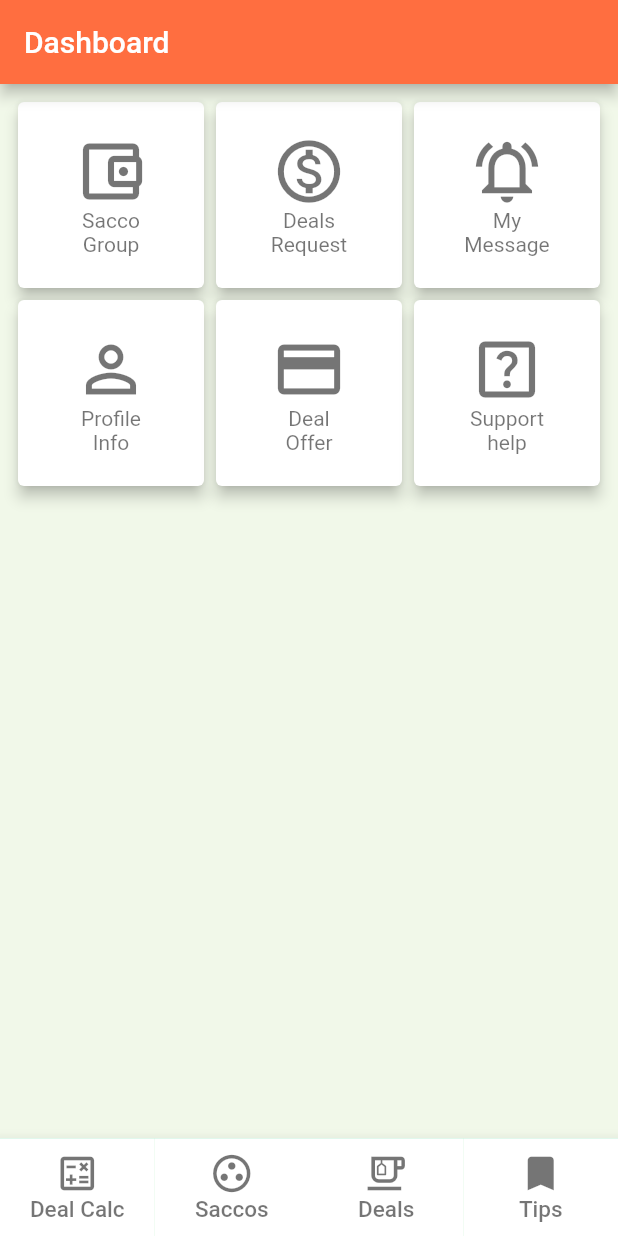
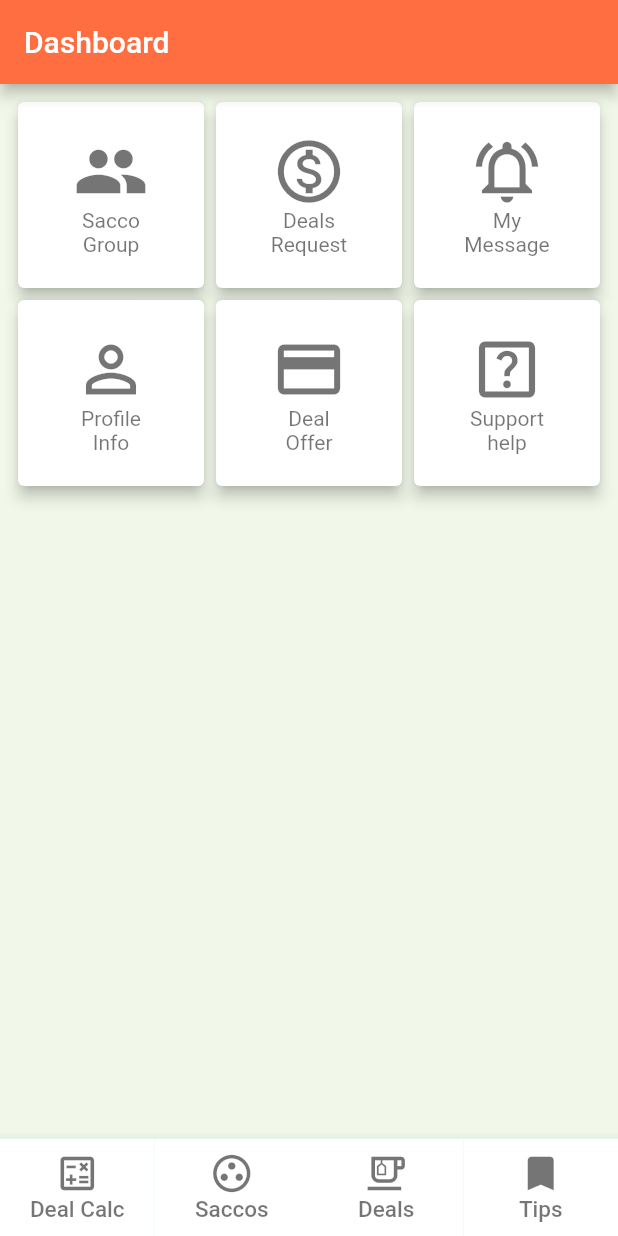
Before and after one commit to simonpojok/ideal, a Flutter app: the screen it shows after launch, on a phone screen of 412 x 824 dp. Run offline on Flutter 3.47's test engine with Material 2 defaults, Android fonts, the phone set to English and light mode, and no system bars; our stand-ins replace firebase_auth, firebase_core, flutter_rating_bar; accounts and stored records are empty.

Commit message:
designing the home page

```diff
--- a/lib/src/screens/dashboard/DashboardScreen.dart
+++ b/lib/src/screens/dashboard/DashboardScreen.dart
@@ -22,7 +22,7 @@ class _DashboardScreenState extends State<DashboardScreen> {
             crossAxisCount: 3,
             children: [
               FeatureCard(
-                icon: Icons.account_balance_wallet_outlined,
+                icon: Icons.group_sharp,
                 label: "Sacco\nGroup",
                 onTap: () {},
               ),
```
